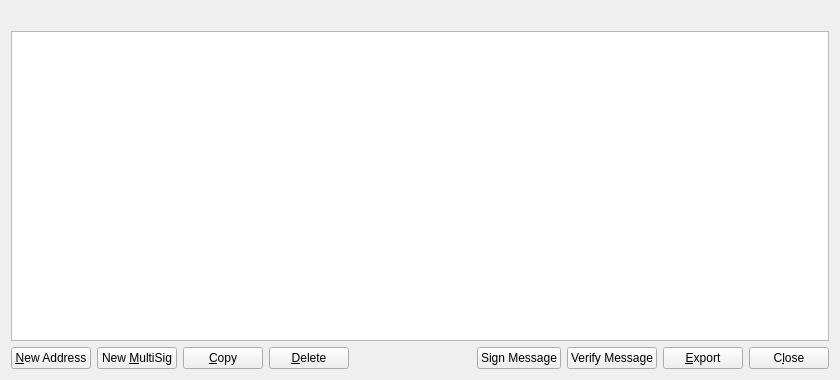
Qt form src/qt/forms/addressbookpage.ui (FeatherCoin/Feathercoin) before a commit.
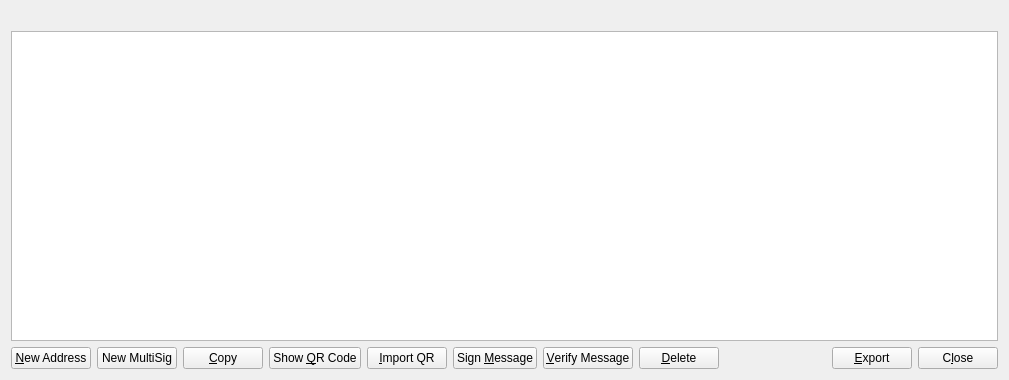
The same form after that commit. Icons and pictures are not drawn.

Commit message: added missing qrbuttons to addresbbokpage

Patch:
```diff
--- a/src/qt/forms/addressbookpage.ui
+++ b/src/qt/forms/addressbookpage.ui
@@ -6,7 +6,7 @@
    <rect>
     <x>0</x>
     <y>0</y>
-    <width>840</width>
+    <width>1009</width>
     <height>380</height>
    </rect>
   </property>
@@ -71,7 +71,7 @@
      <item>
       <widget class="QPushButton" name="newMultiSigAddress">
        <property name="text">
-        <string>New &amp;MultiSig</string>
+        <string>New MultiSig</string>
        </property>
        <property name="icon">
         <iconset resource="../bitcoin.qrc">
@@ -91,8 +91,55 @@
         <iconset resource="../bitcoin.qrc">
          <normaloff>:/icons/editcopy</normaloff>:/icons/editcopy</iconset>
        </property>
-       <property name="autoDefault">
-        <bool>false</bool>
+      </widget>
+     </item>
+     <item>
+      <widget class="QPushButton" name="showQRCode">
+       <property name="text">
+        <string>Show &amp;QR Code</string>
+       </property>
+       <property name="icon">
+        <iconset resource="../feathercoin.qrc">
+         <normaloff>:/icons/qrcode</normaloff>:/icons/qrcode</iconset>
+       </property>
+      </widget>
+     </item>
+     <item>
+      <widget class="QPushButton" name="importQRCodeButton">
+       <property name="text">
+        <string>&amp;Import QR</string>
+       </property>
+       <property name="icon">
+        <iconset resource="../feathercoin.qrc">
+         <normaloff>:/icons/qrcode</normaloff>:/icons/qrcode</iconset>
+       </property>
+      </widget>
+     </item>
+     <item>
+      <widget class="QPushButton" name="signMessage">
+       <property name="toolTip">
+        <string>Sign a message to prove you own a FTC address</string>
+       </property>
+       <property name="text">
+        <string>Sign &amp;Message</string>
+       </property>
+       <property name="icon">
+        <iconset resource="../feathercoin.qrc">
+         <normaloff>:/icons/edit</normaloff>:/icons/edit</iconset>
+       </property>
+      </widget>
+     </item>
+     <item>
+      <widget class="QPushButton" name="verifyMessage">
+       <property name="toolTip">
+        <string>Verify a message to ensure it was signed with a specified FTC address</string>
+       </property>
+       <property name="text">
+        <string>&amp;Verify Message</string>
+       </property>
+       <property name="icon">
+        <iconset resource="../feathercoin.qrc">
+         <normaloff>:/icons/transaction_0</normaloff>:/icons/transaction_0</iconset>
        </property>
       </widget>
      </item>
@@ -108,9 +155,6 @@
         <iconset resource="../bitcoin.qrc">
          <normaloff>:/icons/remove</normaloff>:/icons/remove</iconset>
        </property>
-       <property name="autoDefault">
-        <bool>false</bool>
-       </property>
       </widget>
      </item>
      <item>
@@ -126,28 +170,6 @@
        </property>
       </spacer>
      </item>
-     <item>
-      <widget class="QPushButton" name="signMessage">
-       <property name="text">
-        <string>Sign Message</string>
-       </property>
-       <property name="icon">
-        <iconset resource="../bitcoin.qrc">
-         <normaloff>:/icons/edit</normaloff>:/icons/edit</iconset>
-       </property>
-      </widget>
-     </item>
-     <item>
-      <widget class="QPushButton" name="verifyMessage">
-       <property name="text">
-        <string>Verify Message</string>
-       </property>
-       <property name="icon">
-        <iconset resource="../bitcoin.qrc">
-         <normaloff>:/icons/transaction_confirmed</normaloff>:/icons/transaction_confirmed</iconset>
-       </property>
-      </widget>
-     </item>
      <item>
       <widget class="QPushButton" name="exportButton">
        <property name="toolTip">
@@ -160,9 +182,6 @@
         <iconset resource="../bitcoin.qrc">
          <normaloff>:/icons/export</normaloff>:/icons/export</iconset>
        </property>
-       <property name="autoDefault">
-        <bool>false</bool>
-       </property>
       </widget>
      </item>
      <item>
@@ -176,9 +195,6 @@
        <property name="text">
         <string>C&amp;lose</string>
        </property>
-       <property name="autoDefault">
-        <bool>false</bool>
-       </property>
       </widget>
      </item>
     </layout>
```
Left out of the diff: 19 changed lines with no effect on the pictures. The commit also changes 1 other file.
